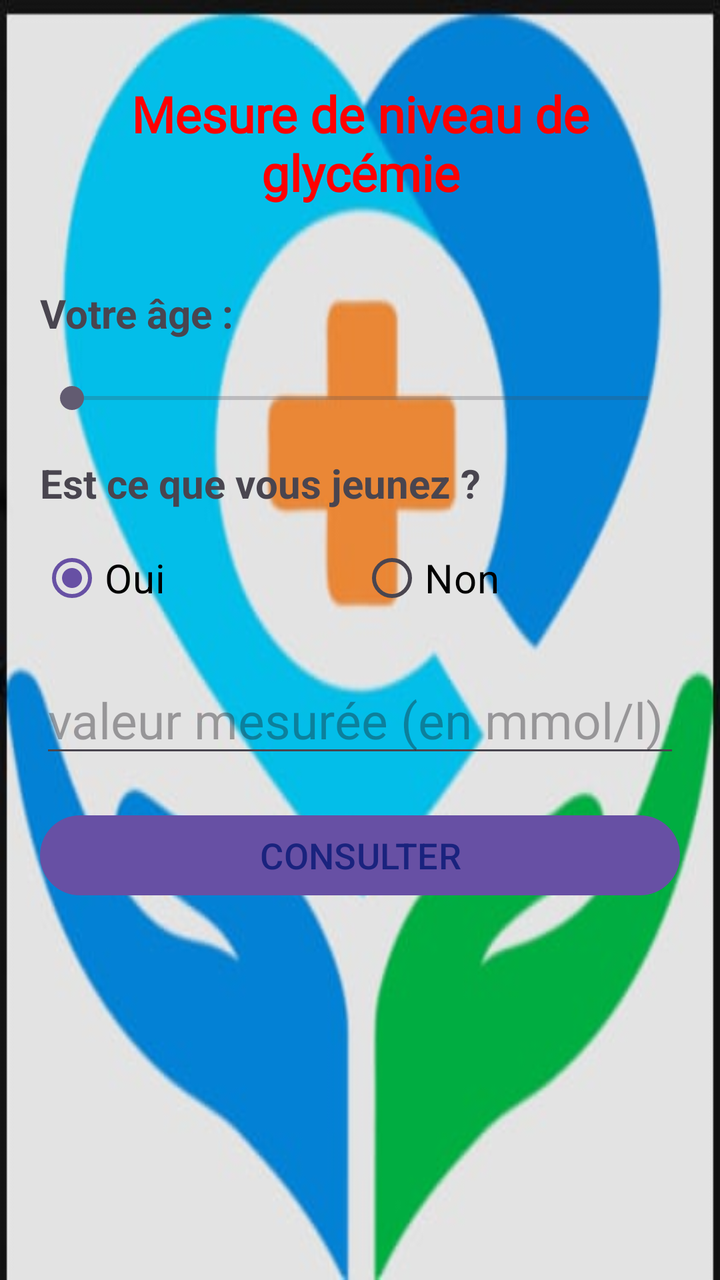
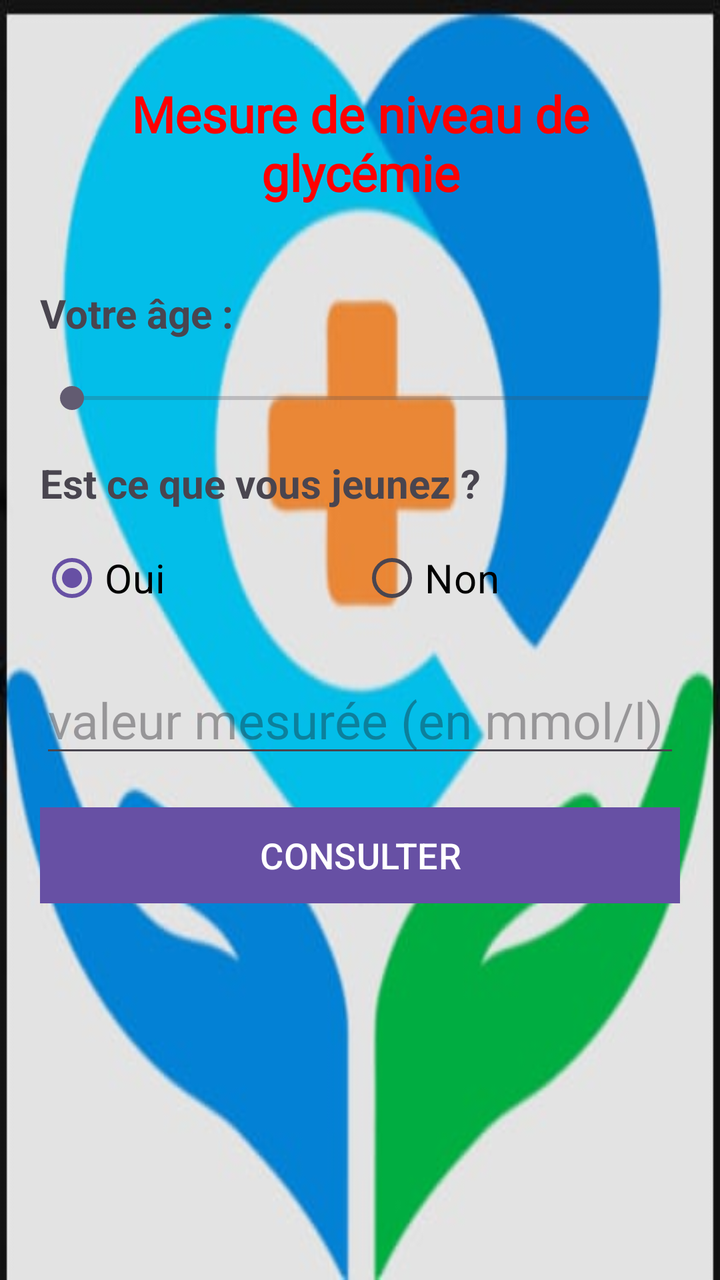

Two renders of the same Android screen: before a commit and after it. Below are the layout's source before the change and the commit's diff.
<!-- AndroidManifest.xml: application theme Theme.Bouaziz_islem_LSI3_Mesure_Glycemie -->
<!-- res/layout/activity_main.xml -->
<?xml version="1.0" encoding="utf-8"?>
<LinearLayout xmlns:android="http://schemas.android.com/apk/res/android"
    xmlns:app="http://schemas.android.com/apk/res-auto"
    xmlns:tools="http://schemas.android.com/tools"
    android:id="@+id/main"
    android:layout_width="match_parent"
    android:layout_height="match_parent"
    android:background="@drawable/drawble"
    android:orientation="vertical"
    android:padding="20dp"
    tools:context=".MainActivity">

    

    <TextView
        android:layout_width="match_parent"
        android:layout_height="wrap_content"
        android:fontFamily="@font/playfair_display"
        android:gravity="center"
        android:padding="20dp"
        android:text="Mesure de niveau de glycémie"
        android:textColor="@color/red"
        android:textSize="25sp"
        android:textStyle="bold" />

    

    <TextView
        android:id="@+id/edittext"
        android:layout_width="match_parent"
        android:layout_height="wrap_content"
        android:layout_marginTop="20dp"
        android:text="Votre âge :"
        android:textSize="20sp"
        android:textStyle="bold" />

    
    <SeekBar
        android:id="@+id/sbAge"
        android:layout_width="match_parent"
        android:layout_height="wrap_content"
        android:layout_marginTop="20dp"
        android:max="120" />

    <TextView
        android:layout_width="match_parent"
        android:layout_height="wrap_content"
        android:layout_marginTop="20dp"
        android:inputType="text"
        android:text="Est ce que vous jeunez ?"
        android:textSize="20dp"
        android:textStyle="bold"
        />

    <RadioGroup
        android:layout_width="match_parent"
        android:layout_height="wrap_content"
        android:orientation="horizontal"
        android:layout_marginTop="10dp">

        <RadioButton
            android:id="@+id/rbtOui"
            android:layout_width="0dp"
            android:layout_height="48dp"
            android:layout_weight="1"
            android:checked="true"
            android:text="Oui"
            android:textColor="@color/black"
            android:textSize="20sp" />

        <RadioButton
            android:id="@+id/rbtNon"
            android:layout_width="0dp"
            android:layout_height="48dp"
            android:layout_weight="1"
            android:text="Non"
            android:textColor="@color/black"
            android:textSize="20sp" />
    </RadioGroup>

    
    <EditText
        android:id="@+id/etValeur"
        android:layout_width="match_parent"
        android:layout_height="wrap_content"
        android:layout_marginTop="20dp"
        android:hint="valeur mesurée (en mmol/l)"
        android:inputType="numberDecimal"
        android:textSize="25sp" />

    
    <Button
        android:id="@+id/btnConsulter"
        android:layout_width="match_parent"
        android:layout_height="wrap_content"
        android:layout_gravity="center"
        android:layout_marginTop="20dp"
        android:onClick="calculer"
        android:text="CONSULTER"
        android:textColor="#1A237E"
        android:textSize="18sp" />
    <TextView
        android:id="@+id/msg"
        android:layout_width="match_parent"
        android:layout_height="wrap_content"
        android:layout_marginTop="20dp"
        android:gravity="center"
        android:textSize="20sp" />

</LinearLayout>
<!-- resources referenced by this layout -->
<resources>
  <color name="black">#FF000000</color>
  <color name="red">#FF0000</color>
  <!-- drawable drawble: png bitmap (drawable, 129638 bytes) -->
  <style name="Theme.Bouaziz_islem_LSI3_Mesure_Glycemie" parent="Base.Theme.Bouaziz_islem_LSI3_Mesure_Glycemie" />
  <style name="Base.Theme.Bouaziz_islem_LSI3_Mesure_Glycemie" parent="Theme.Material3.DayNight.NoActionBar">
          
          
      </style>
</resources>

<!-- the commit's change to res/layout/activity_main.xml (unified diff, before → after) -->
@@ -97,7 +97,8 @@
         android:layout_marginTop="20dp"
         android:onClick="calculer"
         android:text="CONSULTER"
-        android:textColor="#1A237E"
+        android:textColor="@color/white"
+        android:background="@color/grise"
         android:textSize="18sp" />
     <TextView
         android:id="@+id/msg"
<!-- resource entries referenced after the edit -->
@@ -1,7 +1,9 @@
 <!-- resources referenced by this layout -->
 <resources>
   <color name="black">#FF000000</color>
+  <color name="grise">#848484</color>
   <color name="red">#FF0000</color>
+  <color name="white">#FFFFFFFF</color>
   <!-- drawable drawble: png bitmap (drawable, 129638 bytes) -->
   <style name="Theme.Bouaziz_islem_LSI3_Mesure_Glycemie" parent="Base.Theme.Bouaziz_islem_LSI3_Mesure_Glycemie" />
   <style name="Base.Theme.Bouaziz_islem_LSI3_Mesure_Glycemie" parent="Theme.Material3.DayNight.NoActionBar">
